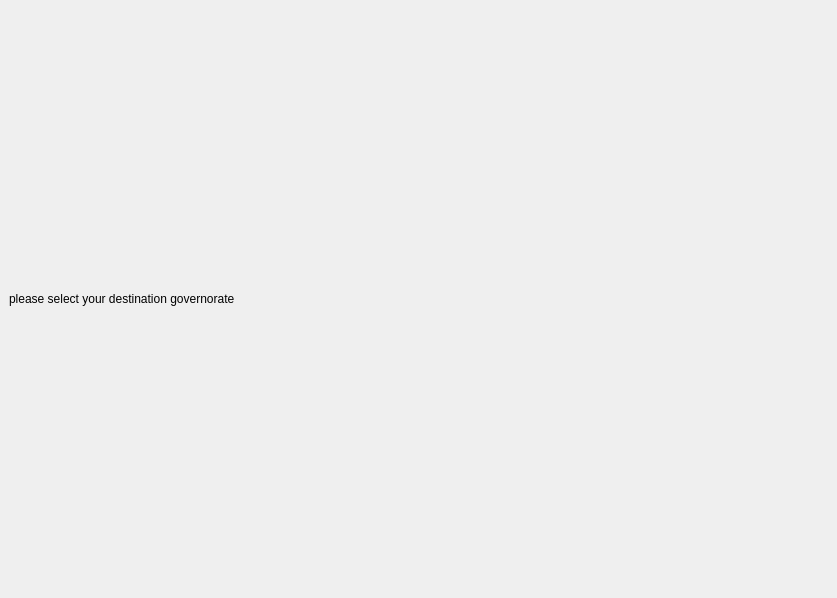
mariamelkondakly/GuideMe, file cities.ui: the form before one commit.
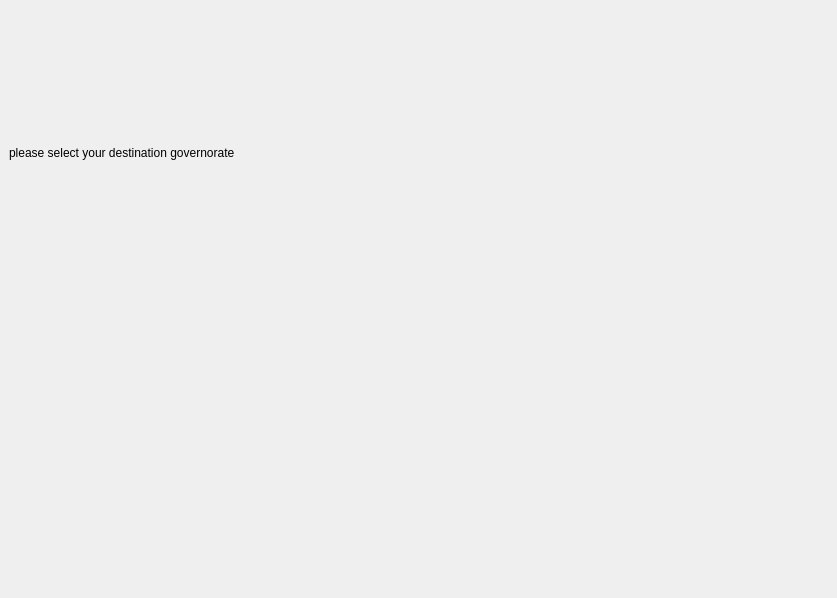
The form after the commit.

```diff
--- a/cities.ui
+++ b/cities.ui
@@ -39,6 +39,15 @@
         </property>
        </widget>
       </item>
+      <item>
+       <widget class="QWidget" name="widget_2" native="true">
+        <layout class="QVBoxLayout" name="verticalLayout_3">
+         <item>
+          <layout class="QVBoxLayout" name="verticalLayout_2"/>
+         </item>
+        </layout>
+       </widget>
+      </item>
      </layout>
     </widget>
    </item>
```
